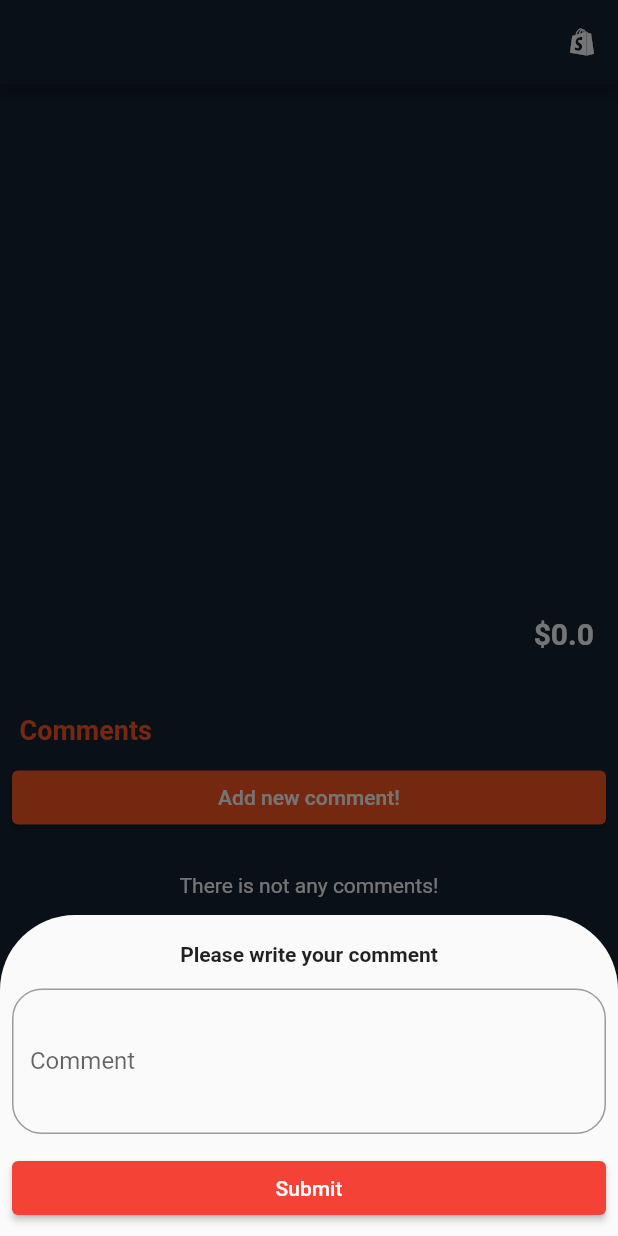
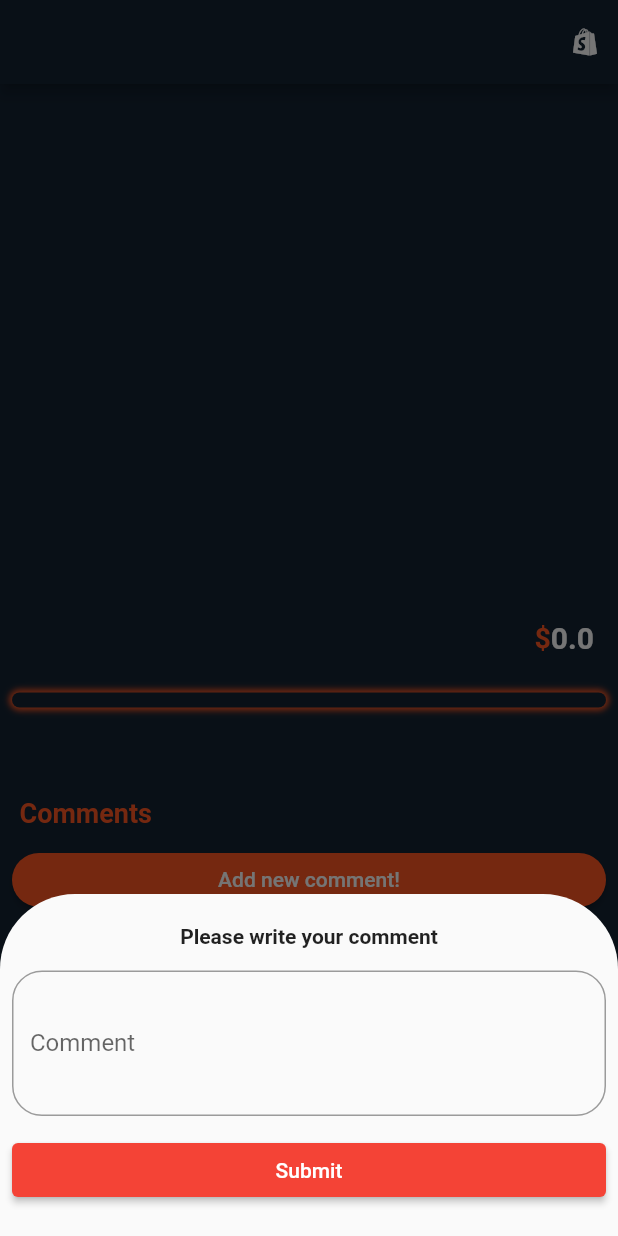
Before and after one commit to sina-karimi-93/EShop, a Flutter app: the ProductDetailScreen screen opened directly with empty values, after a tap on "Add new comment!", on a phone screen of 412 x 824 dp. Run offline on Flutter 3.47's test engine with Material 2 defaults, Android fonts, the phone set to English and light mode, and no system bars.

Commit message:
Improve Detail Screen functionality Flutter

```diff
--- a/Frontend/mobile_version/lib/providers/products_provider.dart
+++ b/Frontend/mobile_version/lib/providers/products_provider.dart
@@ -29,7 +29,7 @@ class ProductsProvider with ChangeNotifier {
       path -> server url
     */
     try {
-      final url = Uri.http('10.0.2.2:8000', path);
+      final url = Uri.http('192.168.1.104:8000', path);
 
       var response = await http.get(url);
       var data = response.body;
--- a/Frontend/mobile_version/lib/screens/product_detail_screen/product_detail_screen.dart
+++ b/Frontend/mobile_version/lib/screens/product_detail_screen/product_detail_screen.dart
@@ -16,12 +16,76 @@ class _ProductDetailScreenState extends State<ProductDetailScreen> {
   var sizeDropDownValue;
   var colorDropDownValue;
   final _commentController = TextEditingController();
+  static const IconData shopping_cart =
+      IconData(0xe59c, fontFamily: 'MaterialIcons');
+
+  void _removeComment(Map<String, dynamic> comment) {
+    /*
+    This method is responsible for removing a comment.
+    */
+    ScaffoldMessenger.of(context).showSnackBar(
+      SnackBar(
+        content: Row(
+          mainAxisAlignment: MainAxisAlignment.center,
+          children: const [
+            Text(
+              "Comment successfully ",
+              style: TextStyle(
+                fontWeight: FontWeight.bold,
+                fontSize: 15,
+              ),
+            ),
+            Text(
+              "deleted",
+              style: TextStyle(
+                fontWeight: FontWeight.bold,
+                fontSize: 15,
+                color: Colors.red,
+              ),
+            ),
+          ],
+        ),
+      ),
+    );
+  }
+
+  void _addToCard() {
+    /*
+    This method stands for collecting data which user selected
+    for this product and add it to the cards.
+    */
+
+    // Showing relative Snackbar Message
+    ScaffoldMessenger.of(context).showSnackBar(
+      SnackBar(
+        content: Row(
+          mainAxisAlignment: MainAxisAlignment.center,
+          children: [
+            Text(
+              "${widget.product.title} ",
+              style: TextStyle(
+                color: Theme.of(context).colorScheme.secondary,
+                fontWeight: FontWeight.bold,
+                fontSize: 15,
+              ),
+            ),
+            const Text(
+              "has been added to the card",
+              style: TextStyle(
+                fontWeight: FontWeight.bold,
+                fontSize: 15,
+              ),
+            ),
+          ],
+        ),
+      ),
+    );
+  }
 
   void _addCommentHandler() {
     /* This method gets the value of the textfield in modalbottomsheet
      and submit it to the comments of the products.*/
     String newComment = _commentController.text;
-    print(newComment);
     Navigator.of(context).pop();
   }
 
@@ -36,7 +100,9 @@ class _ProductDetailScreenState extends State<ProductDetailScreen> {
         context: context,
         builder: (ctx) {
           return Padding(
-            padding: const EdgeInsets.all(8.0),
+            padding:
+                const EdgeInsets.only(top: 10, bottom: 20, left: 8, right: 8),
+            child: SingleChildScrollView(
               child: Column(
                 mainAxisSize: MainAxisSize.min,
                 mainAxisAlignment: MainAxisAlignment.start,
@@ -67,7 +133,7 @@ class _ProductDetailScreenState extends State<ProductDetailScreen> {
                   Padding(
                     padding: EdgeInsets.only(
                             bottom: MediaQuery.of(context).viewInsets.bottom) *
-                      1.1,
+                        1.08,
                     child: ElevatedButton(
                       onPressed: _addCommentHandler,
                       child: const Text("Submit"),
@@ -78,6 +144,7 @@ class _ProductDetailScreenState extends State<ProductDetailScreen> {
                     ),
                   )
                 ],
+              ),
             ),
           );
         });
@@ -94,7 +161,12 @@ class _ProductDetailScreenState extends State<ProductDetailScreen> {
         centerTitle: true,
         title: Text(widget.product.title),
         actions: [
-          IconButton(onPressed: () {}, icon: const Icon(Icons.shopify))
+          Container(
+            child: const Icon(
+              (Icons.shopify),
+            ),
+          ),
+          const SizedBox(width: 10),
         ],
       ),
       body: SingleChildScrollView(
@@ -111,11 +183,23 @@ class _ProductDetailScreenState extends State<ProductDetailScreen> {
                   scrollDirection: Axis.horizontal,
                   itemCount: widget.product.images.length,
                   itemBuilder: ((context, index) {
-                    return Card(
-                      elevation: 5,
+                    return Container(
+                      padding: const EdgeInsets.all(10),
+                      margin: const EdgeInsets.symmetric(
+                          horizontal: 10, vertical: 20),
+                      decoration: BoxDecoration(
+                        color: Theme.of(context).colorScheme.primary,
+                        borderRadius: BorderRadius.circular(15),
+                        boxShadow: const [
+                          BoxShadow(
+                            spreadRadius: 2,
+                            blurRadius: 3,
+                            color: Colors.red,
+                          ),
+                        ],
+                      ),
                       child: Image.memory(
                         widget.product.images[index],
-                        height: 100,
                       ),
                     );
                   }),
@@ -134,12 +218,21 @@ class _ProductDetailScreenState extends State<ProductDetailScreen> {
                       style: const TextStyle(
                         color: Colors.white,
                         fontWeight: FontWeight.bold,
-                        fontSize: 24,
+                        fontSize: 28,
+                      ),
+                    ),
+                    Row(
+                      children: [
+                        Text(
+                          "\$",
+                          style: TextStyle(
+                            fontWeight: FontWeight.bold,
+                            fontSize: 19,
+                            color: Theme.of(context).colorScheme.secondary,
                           ),
                         ),
                         Text(
-                      '\$${widget.product.price}',
-                      textAlign: TextAlign.center,
+                          '${widget.product.price}',
                           style: const TextStyle(
                             fontWeight: FontWeight.bold,
                             fontSize: 20,
@@ -148,10 +241,26 @@ class _ProductDetailScreenState extends State<ProductDetailScreen> {
                         ),
                       ],
                     ),
+                  ],
+                ),
               ),
               const SizedBox(height: 20),
               // ======================== SIZE AND COLOR ========================
-              Row(
+              Container(
+                padding:
+                    const EdgeInsets.symmetric(horizontal: 10, vertical: 5),
+                decoration: BoxDecoration(
+                  color: Theme.of(context).colorScheme.primary,
+                  borderRadius: BorderRadius.circular(15),
+                  boxShadow: [
+                    BoxShadow(
+                      blurRadius: 3,
+                      spreadRadius: 2,
+                      color: Theme.of(context).colorScheme.secondary,
+                    )
+                  ],
+                ),
+                child: Row(
                   mainAxisAlignment: widget.product.sizes.isNotEmpty
                       ? MainAxisAlignment.spaceBetween
                       : MainAxisAlignment.end,
@@ -162,11 +271,13 @@ class _ProductDetailScreenState extends State<ProductDetailScreen> {
                           const Text("Size ",
                               style: TextStyle(
                                 fontWeight: FontWeight.bold,
+                                fontSize: 16,
                                 color: Colors.white,
                               )),
                           const SizedBox(width: 10),
                           DropdownButton<String>(
-                          dropdownColor: Theme.of(context).colorScheme.primary,
+                            dropdownColor:
+                                Theme.of(context).colorScheme.primary,
                             iconEnabledColor:
                                 Theme.of(context).colorScheme.secondary,
                             value: sizeDropDownValue,
@@ -197,8 +308,17 @@ class _ProductDetailScreenState extends State<ProductDetailScreen> {
                     if (widget.product.colors.isNotEmpty)
                       Row(
                         children: [
+                          const Text(
+                            "Color ",
+                            style: TextStyle(
+                              fontWeight: FontWeight.bold,
+                              fontSize: 16,
+                              color: Colors.white,
+                            ),
+                          ),
                           DropdownButton<String>(
-                          dropdownColor: Theme.of(context).colorScheme.primary,
+                            dropdownColor:
+                                Theme.of(context).colorScheme.primary,
                             iconEnabledColor:
                                 Theme.of(context).colorScheme.secondary,
                             value: colorDropDownValue,
@@ -222,19 +342,13 @@ class _ProductDetailScreenState extends State<ProductDetailScreen> {
                             },
                           ),
                           const SizedBox(width: 10),
-                        const Text(
-                          " Color",
-                          style: TextStyle(
-                            fontWeight: FontWeight.bold,
-                            color: Colors.white,
-                          ),
-                        )
                         ],
                       ),
                   ],
                 ),
+              ),
 
-              const SizedBox(height: 20),
+              const SizedBox(height: 60),
               // ======================== COMMENTS ========================
               Padding(
                 padding: const EdgeInsets.only(left: 5),
@@ -253,6 +367,11 @@ class _ProductDetailScreenState extends State<ProductDetailScreen> {
                 style: ButtonStyle(
                   backgroundColor:
                       MaterialStateProperty.all<Color>(Colors.deepOrange),
+                  shape: MaterialStateProperty.all<RoundedRectangleBorder>(
+                    RoundedRectangleBorder(
+                      borderRadius: BorderRadius.circular(18.0),
+                    ),
+                  ),
                 ),
               ),
               const SizedBox(height: 10),
@@ -266,17 +385,32 @@ class _ProductDetailScreenState extends State<ProductDetailScreen> {
                       )),
                     )
                   : SizedBox(
-                      height: 500,
+                      height: 300,
                       child: ListView.builder(
                         itemCount: widget.product.comments.length,
                         itemBuilder: (ctx, index) {
-                          return Card(
+                          return Dismissible(
+                            key: Key(
+                                widget.product.comments[index]['id']['\$oid']),
+                            background: const Padding(
+                              padding: EdgeInsets.only(right: 10),
+                              child: Align(
+                                alignment: Alignment.centerRight,
+                                child: Icon(Icons.delete, color: Colors.red),
+                              ),
+                            ),
+                            direction: DismissDirection.endToStart,
+                            onDismissed: (event) => _removeComment(widget
+                                .product
+                                .comments[index] as Map<String, dynamic>),
+                            child: Card(
                               margin: const EdgeInsets.symmetric(
                                   horizontal: 8, vertical: 8),
                               child: ListTile(
                                 leading: Icon(
                                   Icons.person,
-                                color: Theme.of(context).colorScheme.secondary,
+                                  color:
+                                      Theme.of(context).colorScheme.secondary,
                                 ),
                                 title: Text(
                                     widget.product.comments[index]["message"]),
@@ -288,11 +422,13 @@ class _ProductDetailScreenState extends State<ProductDetailScreen> {
                                   ),
                                 ),
                                 trailing: IconButton(
-                                icon: Icon(Icons.edit,
+                                  icon: Icon(Icons.delete,
                                       color: Theme.of(context)
                                           .colorScheme
                                           .secondary),
-                                onPressed: () {},
+                                  onPressed: () => _removeComment(
+                                      widget.product.comments[index]),
+                                ),
                               ),
                             ),
                           );
@@ -300,8 +436,13 @@ class _ProductDetailScreenState extends State<ProductDetailScreen> {
                       ),
                     ),
             ],
+            // ======================== RELATED PRODUCTS ========================
           ),
         ),
+      ),
+      floatingActionButton: FloatingActionButton(
+        onPressed: _addToCard,
+        child: const Icon(shopping_cart),
       ),
     );
   }
--- a/Frontend/mobile_version/lib/screens/shop_screen/shop_screen.dart
+++ b/Frontend/mobile_version/lib/screens/shop_screen/shop_screen.dart
@@ -32,8 +32,7 @@ class _ShopScreenState extends State<ShopScreen> {
     final Size size = MediaQuery.of(context).size;
     final bool isPortrait =
         MediaQuery.of(context).orientation == Orientation.portrait;
-    // Provider.of<ProductsProvider>(context, listen: false).prepareProductsData();
-    print("Called");
+    Provider.of<ProductsProvider>(context, listen: false).prepareProductsData();
     return Scaffold(
       backgroundColor: Theme.of(context).colorScheme.primary,
       body: _isLoading
```
Lines whose indentation alone changed are shown as unchanged.
